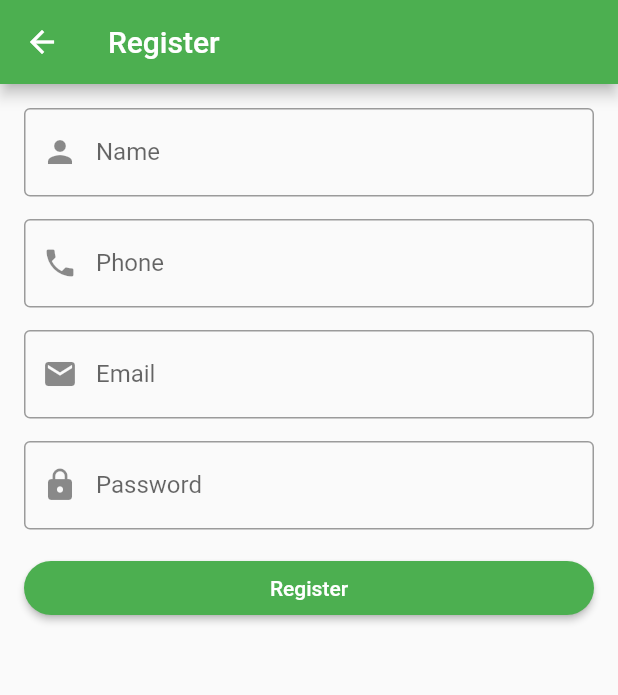
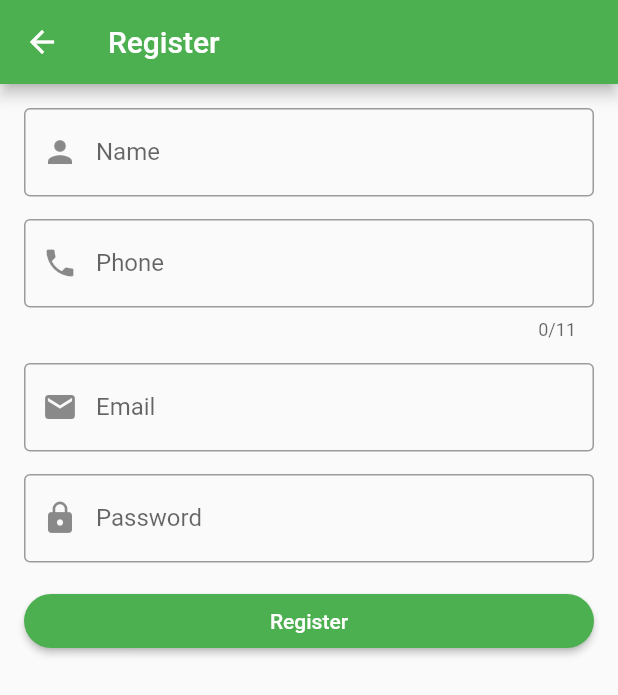
Before and after one commit to amir58/FlutterInstant1, a Flutter app: the RegisterScreen screen opened directly, after a tap on "Register", on a phone screen of 412 x 824 dp. Shown: the top 695 px of the screen. Run offline on Flutter 3.47's test engine with Material 2 defaults, Android fonts, the phone set to English and light mode, and no system bars; our stand-ins replace cloud_firestore, firebase_auth, firebase_core, firebase_storage, fluttertoast, image_picker and 1 more; accounts and stored records are empty; network calls fail.

Commit message:
Session19

```diff
--- a/lib/main.dart
+++ b/lib/main.dart
@@ -5,7 +5,7 @@ import 'package:fluttertoast/fluttertoast.dart';
 import 'package:instant1/ui/bmi/bmi_screen.dart';
 import 'package:instant1/ui/insta/insta_main_screen.dart';
 import 'package:instant1/ui/note/home_screen.dart';
-import 'package:instant1/ui/login_screen.dart';
+import 'package:instant1/ui/note/login_screen.dart';
 
 void main() async {
   WidgetsFlutterBinding.ensureInitialized();
@@ -94,127 +94,3 @@ class ExpandScreen extends StatelessWidget {
     );
   }
 }
-
-class RegisterScreen extends StatefulWidget {
-  const RegisterScreen({super.key});
-
-  @override
-  State<RegisterScreen> createState() => _RegisterScreenState();
-}
-
-class _RegisterScreenState extends State<RegisterScreen> {
-  final emailController = TextEditingController();
-  final passwordController = TextEditingController();
-
-  @override
-  void dispose() {
-    super.dispose();
-    emailController.dispose();
-    passwordController.dispose();
-  }
-
-  @override
-  Widget build(BuildContext context) {
-    return Scaffold(
-      appBar: AppBar(
-        title: const Text("Register"),
-      ),
-      body: Padding(
-        padding: const EdgeInsets.all(16),
-        child: Column(
-          children: [
-            TextFormField(
-              textInputAction: TextInputAction.next,
-              keyboardType: TextInputType.text,
-              decoration: const InputDecoration(
-                labelText: 'Name',
-                border: OutlineInputBorder(),
-                prefixIcon: Icon(Icons.person),
-              ),
-            ),
-            const SizedBox(height: 15),
-            TextFormField(
-              textInputAction: TextInputAction.next,
-              keyboardType: TextInputType.phone,
-              decoration: const InputDecoration(
-                labelText: 'Phone',
-                border: OutlineInputBorder(),
-                prefixIcon: Icon(Icons.phone),
-              ),
-            ),
-            const SizedBox(height: 15),
-            TextFormField(
-              controller: emailController,
-              textInputAction: TextInputAction.next,
-              keyboardType: TextInputType.emailAddress,
-              decoration: const InputDecoration(
-                labelText: 'Email',
-                border: OutlineInputBorder(),
-                prefixIcon: Icon(Icons.email),
-              ),
-            ),
-            const SizedBox(height: 15),
-            TextFormField(
-              controller: passwordController,
-              textInputAction: TextInputAction.done,
-              obscureText: true,
-              decoration: const InputDecoration(
-                labelText: 'Password',
-                border: OutlineInputBorder(),
-                prefixIcon: Icon(Icons.lock),
-              ),
-            ),
-            const SizedBox(height: 15),
-            SizedBox(
-              width: double.infinity,
-              child: ElevatedButton(
-                onPressed: () {
-                  String email = emailController.text;
-                  String password = passwordController.text;
-                  createAccount(email, password);
-                  print('Register pressed');
-                },
-                style: ElevatedButton.styleFrom(shape: const StadiumBorder()),
-                child: const Text("Register"),
-              ),
-            ),
-          ],
-        ),
-      ),
-    );
-  }
-
-  void createAccount(String emailAddress, String password) async {
-    // FirebaseAuth.instance.createUserWithEmailAndPassword(
-    //   email: emailAddress,
-    //   password: password,
-    // ).then((value) {
-    //
-    // }).catchError((error){
-    //
-    // });
-
-    try {
-      final credential =
-          await FirebaseAuth.instance.createUserWithEmailAndPassword(
-        email: emailAddress,
-        password: password,
-      );
-
-      Fluttertoast.showToast(msg: "Account Created!");
-      Navigator.pop(context);
-    } on FirebaseAuthException catch (e) {
-      if (e.code == 'weak-password') {
-        print('The password provided is too weak.');
-        Fluttertoast.showToast(msg: "The password provided is too weak.");
-      } else if (e.code == 'email-already-in-use') {
-        print('The account already exists for that email.');
-        Fluttertoast.showToast(
-            msg: "The account already exists for that email.");
-      }
-    } catch (e) {
-      print(e);
-      Fluttertoast.showToast(msg: e.toString());
-    }
-  }
-}
--- a/lib/ui/login_screen.dart
+++ b/lib/ui/note/login_screen.dart
@@ -1,8 +1,8 @@
 import 'package:firebase_auth/firebase_auth.dart';
 import 'package:flutter/material.dart';
 import 'package:fluttertoast/fluttertoast.dart';
-import 'package:instant1/main.dart';
 import 'package:instant1/ui/note/home_screen.dart';
+import 'package:instant1/ui/note/register_screen.dart';
 
 class LoginScreen extends StatefulWidget {
   const LoginScreen({super.key});
--- /dev/null
+++ b/lib/ui/note/register_screen.dart
@@ -0,0 +1,157 @@
+import 'package:cloud_firestore/cloud_firestore.dart';
+import 'package:firebase_auth/firebase_auth.dart';
+import 'package:flutter/material.dart';
+import 'package:fluttertoast/fluttertoast.dart';
+
+class RegisterScreen extends StatefulWidget {
+  const RegisterScreen({super.key});
+
+  @override
+  State<RegisterScreen> createState() => _RegisterScreenState();
+}
+
+class _RegisterScreenState extends State<RegisterScreen> {
+  final nameController = TextEditingController();
+  final phoneController = TextEditingController();
+  final emailController = TextEditingController();
+  final passwordController = TextEditingController();
+
+  final auth = FirebaseAuth.instance;
+  final firestore = FirebaseFirestore.instance;
+
+  @override
+  void dispose() {
+    super.dispose();
+    nameController.dispose();
+    phoneController.dispose();
+    emailController.dispose();
+    passwordController.dispose();
+  }
+
+  @override
+  Widget build(BuildContext context) {
+    return Scaffold(
+      appBar: AppBar(
+        title: const Text("Register"),
+      ),
+      body: Padding(
+        padding: const EdgeInsets.all(16),
+        child: Column(
+          children: [
+            TextFormField(
+              controller: nameController,
+              textInputAction: TextInputAction.next,
+              keyboardType: TextInputType.text,
+              decoration: const InputDecoration(
+                labelText: 'Name',
+                border: OutlineInputBorder(),
+                prefixIcon: Icon(Icons.person),
+              ),
+            ),
+            const SizedBox(height: 15),
+            TextFormField(
+              controller: phoneController,
+              textInputAction: TextInputAction.next,
+              maxLength: 11,
+              keyboardType: TextInputType.phone,
+              decoration: const InputDecoration(
+                labelText: 'Phone',
+                border: OutlineInputBorder(),
+                prefixIcon: Icon(Icons.phone),
+              ),
+            ),
+            const SizedBox(height: 15),
+            TextFormField(
+              controller: emailController,
+              textInputAction: TextInputAction.next,
+              keyboardType: TextInputType.emailAddress,
+              decoration: const InputDecoration(
+                labelText: 'Email',
+                border: OutlineInputBorder(),
+                prefixIcon: Icon(Icons.email),
+              ),
+            ),
+            const SizedBox(height: 15),
+            TextFormField(
+              controller: passwordController,
+              textInputAction: TextInputAction.done,
+              obscureText: true,
+              decoration: const InputDecoration(
+                labelText: 'Password',
+                border: OutlineInputBorder(),
+                prefixIcon: Icon(Icons.lock),
+              ),
+            ),
+            const SizedBox(height: 15),
+            SizedBox(
+              width: double.infinity,
+              child: ElevatedButton(
+                onPressed: () {
+                  String email = emailController.text;
+                  String password = passwordController.text;
+                  createAccount(email, password);
+                  print('Register pressed');
+                },
+                style: ElevatedButton.styleFrom(shape: const StadiumBorder()),
+                child: const Text("Register"),
+              ),
+            ),
+          ],
+        ),
+      ),
+    );
+  }
+
+  void createAccount(String emailAddress, String password) async {
+    // FirebaseAuth.instance.createUserWithEmailAndPassword(
+    //   email: emailAddress,
+    //   password: password,
+    // ).then((value) {
+    //
+    // }).catchError((error){
+    //
+    // });
+
+    try {
+      final credential =
+          await FirebaseAuth.instance.createUserWithEmailAndPassword(
+        email: emailAddress,
+        password: password,
+      );
+
+      onRegisterSuccess();
+    } on FirebaseAuthException catch (e) {
+      if (e.code == 'weak-password') {
+        print('The password provided is too weak.');
+        Fluttertoast.showToast(msg: "The password provided is too weak.");
+      } else if (e.code == 'email-already-in-use') {
+        print('The account already exists for that email.');
+        Fluttertoast.showToast(
+            msg: "The account already exists for that email.");
+      }
+    } catch (e) {
+      print(e);
+      Fluttertoast.showToast(msg: e.toString());
+    }
+  }
+
+  void onRegisterSuccess() {
+    saveUserData();
+    Fluttertoast.showToast(msg: "Account Created!");
+    Navigator.pop(context);
+  }
+
+  void saveUserData() {
+    final userId = auth.currentUser!.uid;
+
+    final data = {
+      'id': userId,
+      'name': nameController.text,
+      'phone': phoneController.text,
+      'email': emailController.text,
+      'imageUrl': ''
+    };
+
+    firestore.collection("users").doc(userId).set(data);
+  }
+}
--- a/pubspec.yaml
+++ b/pubspec.yaml
@@ -40,6 +40,8 @@ dependencies:
   firebase_core: ^2.17.0
   firebase_auth: ^4.10.1
   cloud_firestore: ^4.9.3
+  image_picker: ^1.0.4
+  firebase_storage: ^11.2.8
 
 dev_dependencies:
   flutter_test:
```
Also changed, not shown: lib/ui/note/edit_note_screen.dart (+10 -2 lines), lib/ui/note/home_screen.dart (+19 -3 lines), lib/ui/note/profile_screen.dart (added, +219 -0 lines), pubspec.lock, 2 other files.
